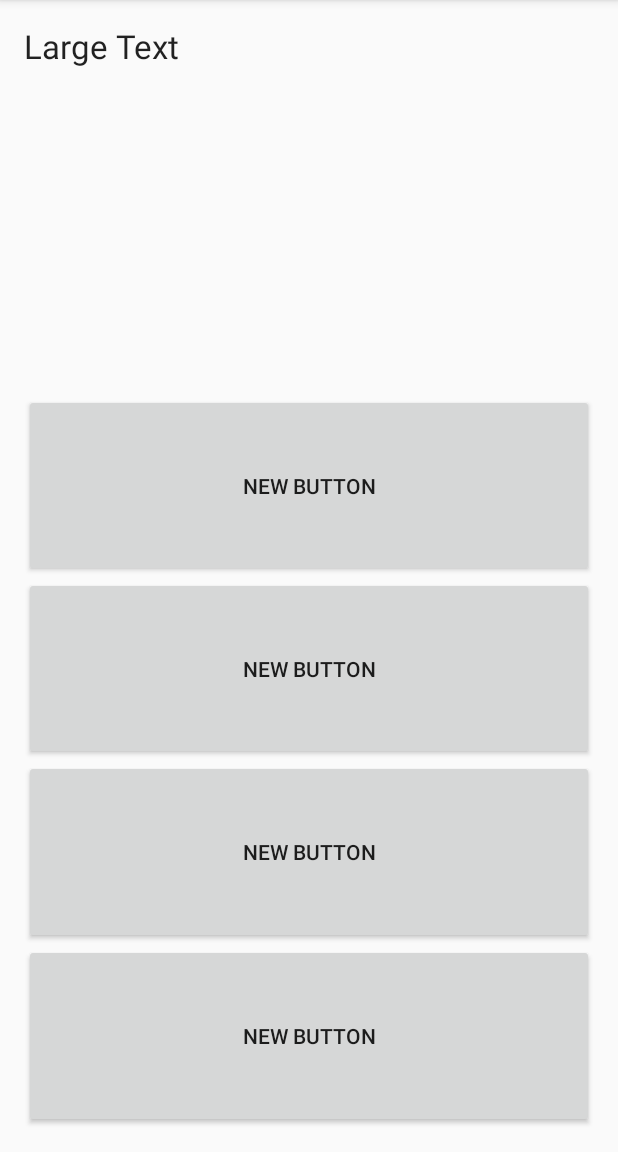
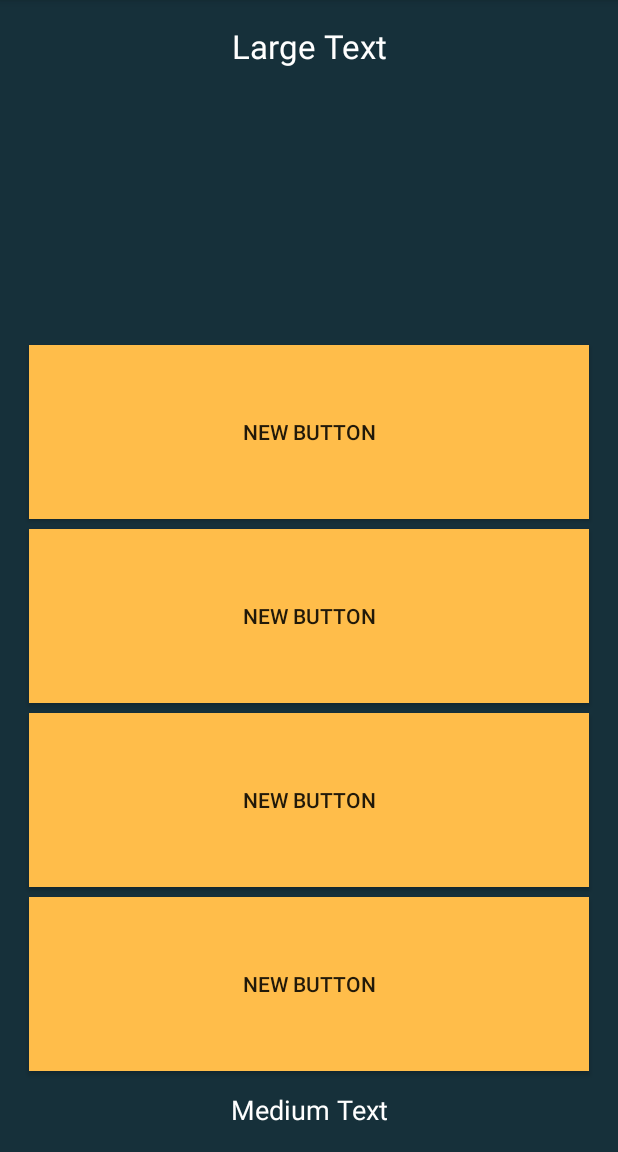
Before and after one commit to jaykumarH/JayAndroidAssignment, an Android app: the screen it shows after launch (MainActivity), on a phone screen of 412 x 824 dp, the part 84-1236 px from its top. Run offline under Robolectric (Android 15) with nearby library versions, the phone set to English and light mode, and no system bars.

Commit message:
1. Button changes for UI

```diff
--- a/app/src/main/java/com/aptitudes/jay/jayandroidassignment/MainActivity.java
+++ b/app/src/main/java/com/aptitudes/jay/jayandroidassignment/MainActivity.java
@@ -1,7 +1,9 @@
 package com.aptitudes.jay.jayandroidassignment;
 
+import android.graphics.Color;
 import android.support.v7.app.AppCompatActivity;
 import android.os.Bundle;
+import android.widget.*;
 
 public class MainActivity extends AppCompatActivity {
 
@@ -9,5 +11,18 @@ public class MainActivity extends AppCompatActivity {
     protected void onCreate(Bundle savedInstanceState) {
         super.onCreate(savedInstanceState);
         setContentView(R.layout.activity_main);
+        setupViews();
+    }
+
+    public void setupViews()
+    {
+        Button option1=(Button) findViewById(R.id.option1);
+        Button option2=(Button) findViewById(R.id.option2);
+        Button option3=(Button) findViewById(R.id.option3);
+        Button option4=(Button) findViewById(R.id.option4);
+        option1.setBackgroundColor(Color.parseColor("#ffbd4a"));
+        option2.setBackgroundColor(Color.parseColor("#ffbd4a"));
+        option3.setBackgroundColor(Color.parseColor("#ffbd4a"));
+        option4.setBackgroundColor(Color.parseColor("#ffbd4a"));
     }
 }
--- a/app/src/main/res/layout/activity_main.xml
+++ b/app/src/main/res/layout/activity_main.xml
@@ -3,6 +3,7 @@
     xmlns:tools="http://schemas.android.com/tools"
     android:layout_width="match_parent"
     android:layout_height="match_parent"
+    android:background="@color/colorBackground"
     android:paddingBottom="@dimen/activity_vertical_margin"
     android:paddingLeft="@dimen/activity_horizontal_margin"
     android:paddingRight="@dimen/activity_horizontal_margin"
@@ -10,54 +11,77 @@
     tools:context="com.aptitudes.jay.jayandroidassignment.MainActivity">
 
     <LinearLayout
-        android:orientation="vertical"
         android:layout_width="match_parent"
         android:layout_height="match_parent"
-        android:layout_alignParentTop="true"
         android:layout_alignParentLeft="true"
         android:layout_alignParentStart="true"
+        android:layout_alignParentTop="true"
+        android:orientation="vertical"
         android:weightSum="1">
 
         <TextView
+            android:id="@+id/txtViewQuestion"
             android:layout_width="fill_parent"
             android:layout_height="wrap_content"
+            android:layout_gravity="center_horizontal"
+            android:layout_weight="0.4"
+            android:text="Large Text"
+            android:textAlignment="center"
             android:textAppearance="?android:attr/textAppearanceLarge"
-            android:text="Large Text"
-            android:id="@+id/txtViewQuestion"
-            android:layout_gravity="center_horizontal"
-            android:layout_weight="0.4" />
+            android:textColor="@color/colorQuestion" />
 
         <Button
+            android:id="@+id/option1"
             android:layout_width="fill_parent"
             android:layout_height="wrap_content"
-            android:text="New Button"
-            android:id="@+id/option1"
             android:layout_gravity="center_horizontal"
+            android:layout_margin="3dp"
             android:layout_weight="0.15"
-            android:layout_marginTop="20dp"/>
+            android:layout_marginTop="5dp"
+            android:background="@drawable/buttonstyle"
+            android:text="New Button">
+
+        </Button>
 
         <Button
+            android:id="@+id/option2"
             android:layout_width="fill_parent"
             android:layout_height="wrap_content"
-            android:text="New Button"
-            android:id="@+id/option2"
             android:layout_gravity="center_horizontal"
-            android:layout_weight="0.15" />
+            android:layout_margin="3dp"
+            android:layout_weight="0.15"
+            android:background="@drawable/buttonstyle"
+            android:text="New Button" />
 
         <Button
+            android:id="@+id/option3"
             android:layout_width="fill_parent"
             android:layout_height="wrap_content"
-            android:text="New Button"
-            android:id="@+id/option3"
             android:layout_gravity="center_horizontal"
-            android:layout_weight="0.15" />
+            android:layout_margin="3dp"
+            android:layout_weight="0.15"
+            android:background="@drawable/buttonstyle"
+            android:text="New Button" />
 
         <Button
+            android:id="@+id/option4"
             android:layout_width="fill_parent"
             android:layout_height="wrap_content"
-            android:text="New Button"
-            android:id="@+id/option4"
-            android:layout_weight="0.15" />
+            android:layout_margin="3dp"
+            android:layout_weight="0.15"
+            android:background="@drawable/buttonstyle"
+            android:text="New Button"></Button>
+
+        <TextView
+            android:id="@+id/questionTracker"
+            android:layout_width="match_parent"
+            android:layout_height="wrap_content"
+            android:layout_marginTop="10dp"
+            android:text="Medium Text"
+            android:textAlignment="center"
+            android:textAppearance="?android:attr/textAppearanceMedium"
+            android:textColor="@color/colorQuestion" />
 
     </LinearLayout>
+
 </RelativeLayout>
--- a/app/src/main/res/values/colors.xml
+++ b/app/src/main/res/values/colors.xml
@@ -3,4 +3,8 @@
     <color name="colorPrimary">#3F51B5</color>
     <color name="colorPrimaryDark">#303F9F</color>
     <color name="colorAccent">#FF4081</color>
+    <color name="colorbButtonBg">#ffbd4a</color>
+    <color name="colorBackground">#16303a</color>
+    <color name="colorQuestion">#ffffff</color>
+
 </resources>
```
